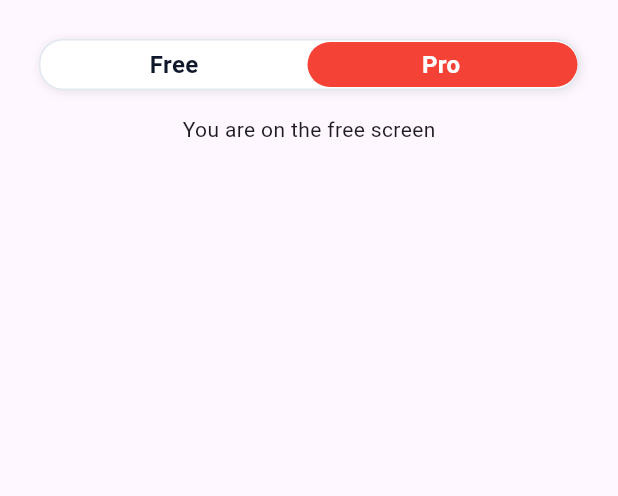
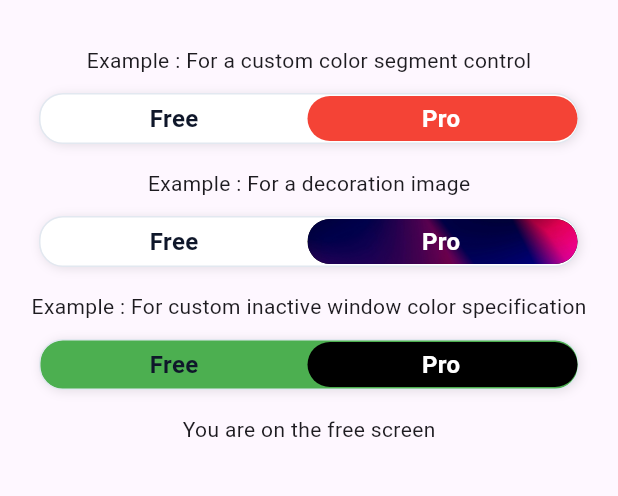
Before and after one commit to dakshvasudev/custom_segment_control, a Flutter app: the screen it shows after launch, on a phone screen of 412 x 824 dp, the part 63-559 px from its top. Run offline on Flutter 3.47's test engine with Material 3 defaults, Android fonts, the phone set to English and light mode, and no system bars.

Commit message:
docs: update in example

```diff
--- a/example/lib/main.dart
+++ b/example/lib/main.dart
@@ -8,27 +8,11 @@ void main() {
 class MyHomePage extends StatelessWidget {
   const MyHomePage({super.key});
 
-  // This widget is the root of your application.
   @override
   Widget build(BuildContext context) {
     return MaterialApp(
       title: 'Flutter Demo',
       theme: ThemeData(
-        // This is the theme of your application.
-        //
-        // TRY THIS: Try running your application with "flutter run". You'll see
-        // the application has a purple toolbar. Then, without quitting the app,
-        // try changing the seedColor in the colorScheme below to Colors.green
-        // and then invoke "hot reload" (save your changes or press the "hot
-        // reload" button in a Flutter-supported IDE, or press "r" if you used
-        // the command line to start the app).
-        //
-        // Notice that the counter didn't reset back to zero; the application
-        // state is not lost during the reload. To reset the state, use hot
-        // restart instead.
-        //
-        // This works for code too, not just values: Most code changes can be
-        // tested with just a hot reload.
         colorScheme: ColorScheme.fromSeed(seedColor: Colors.deepPurple),
         useMaterial3: true,
       ),
@@ -55,6 +39,10 @@ class _MyAppState extends State<MyApp> {
       ),
       body: Column(
         children: [
+          const SizedBox(
+            height: 16,
+          ),
+          const Text('Example : For a custom color segment control'),
           Center(
             child: CustomSegmentControl(
               option1Text: 'Free',
@@ -73,6 +61,49 @@ class _MyAppState extends State<MyApp> {
           const SizedBox(
             height: 16,
           ),
+          const Text('Example : For a decoration image'),
+          Center(
+            child: CustomSegmentControl(
+              option1Text: 'Free',
+              option2Text: 'Pro',
+              onOptionChange: (isProMode) {
+                setState(() {
+                  _pro = isProMode;
+                });
+              },
+              option1SelectedColor: Colors.black,
+              option2DecorationImage: const DecorationImage(
+                image: AssetImage('assets/images/example1.jpg'),
+                fit: BoxFit.fitWidth,
+              ),
+              fontSize: 16,
+              fontWeight: FontWeight.bold,
+            ),
+          ),
+          const SizedBox(
+            height: 16,
+          ),
+          const Text(
+            'Example : For custom inactive window color specification',
+          ),
+          Center(
+            child: CustomSegmentControl(
+              option1Text: 'Free',
+              option2Text: 'Pro',
+              onOptionChange: (isProMode) {
+                setState(() {
+                  _pro = isProMode;
+                });
+              },
+              backgroundColor: Colors.green,
+              option1SelectedColor: Colors.black,
+              fontSize: 16,
+              fontWeight: FontWeight.bold,
+            ),
+          ),
+          const SizedBox(
+            height: 16,
+          ),
           if (_pro) const Text('You are on the pro screen'),
           if (!_pro) const Text('You are on the free screen'),
         ],
```
Also changed, not shown: example/pubspec.yaml (+4 -7 lines), example/assets/images/example1.jpg (added).
